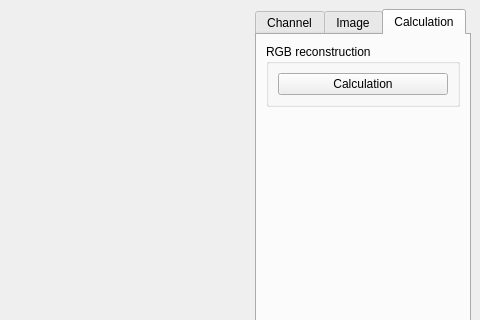
xalpha/maracuja, file app/ui/MaracujaMS.ui: the form before one commit; both pictures show x 350 to 830 and y 0 to 320 of the 830 by 617 pixel window.
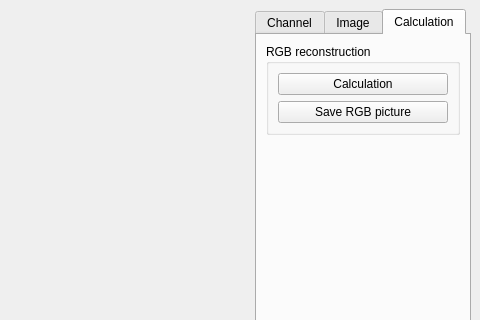
The form after the commit. The open tabs and pages were chosen to show the change. Icons and pictures are not drawn. Custom widgets are drawn as their Qt base class.

The edit to the form file:
```diff
--- a/app/ui/MaracujaMS.ui
+++ b/app/ui/MaracujaMS.ui
@@ -265,6 +265,13 @@
              </property>
             </widget>
            </item>
+           <item>
+            <widget class="QPushButton" name="saveRGB">
+             <property name="text">
+              <string>Save RGB picture</string>
+             </property>
+            </widget>
+           </item>
           </layout>
          </widget>
         </item>
```
Left out of the diff: 2 changed lines with no effect on the pictures.
